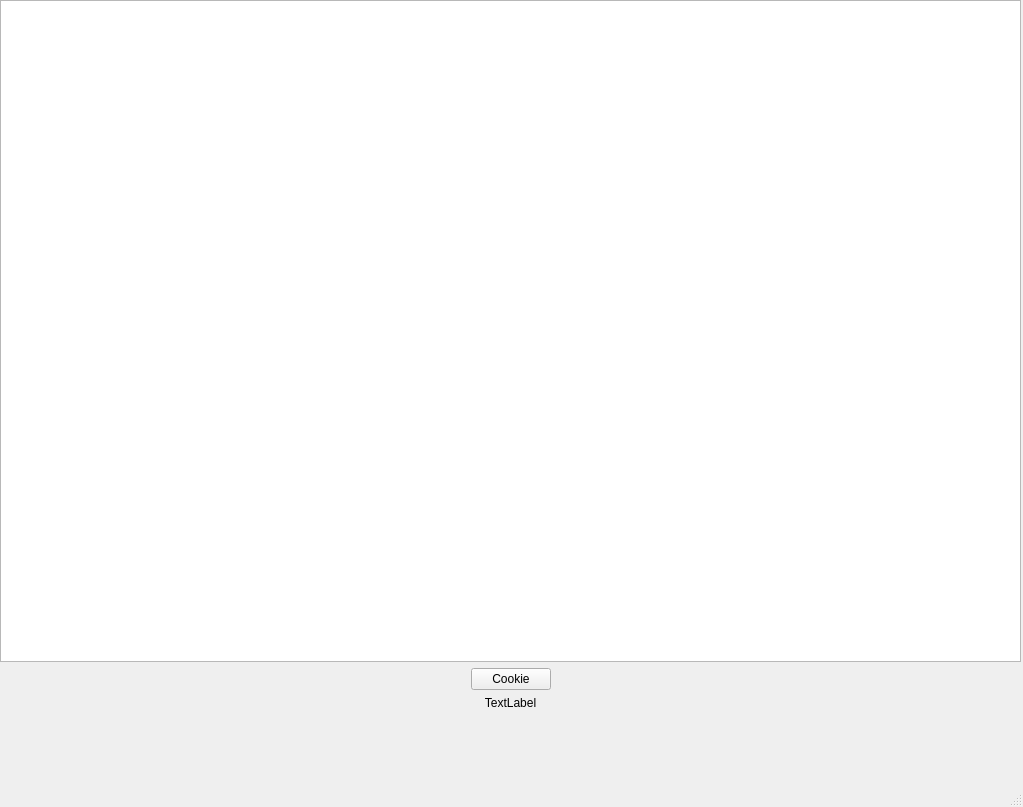
First picture: the form in CookieClicker2/market.ui, repository SimonBach1/QtProject, before the edit.
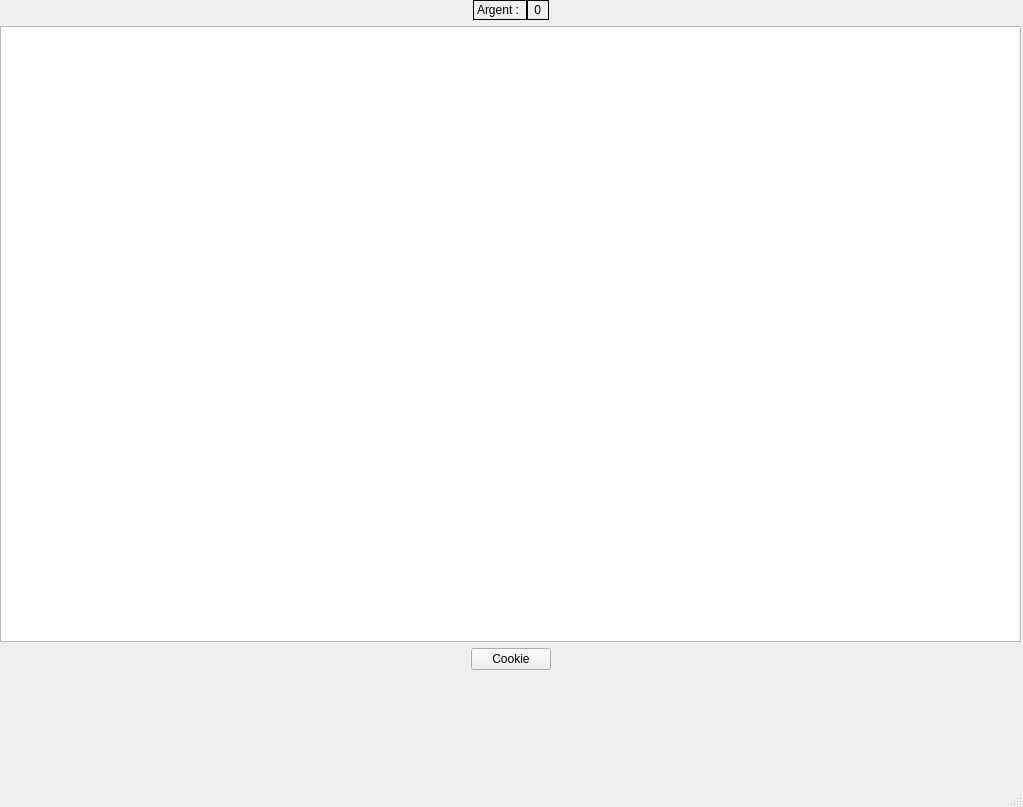
Second picture: the form after the edit.

Diff of the .ui file:
```diff
--- a/CookieClicker2/market.ui
+++ b/CookieClicker2/market.ui
@@ -30,6 +30,80 @@
      <property name="bottomMargin">
       <number>1</number>
      </property>
+     <item>
+      <layout class="QHBoxLayout" name="display_money">
+       <property name="spacing">
+        <number>0</number>
+       </property>
+       <property name="sizeConstraint">
+        <enum>QLayout::SetMinimumSize</enum>
+       </property>
+       <property name="bottomMargin">
+        <number>0</number>
+       </property>
+       <item>
+        <spacer name="horizontalSpacer_6">
+         <property name="orientation">
+          <enum>Qt::Horizontal</enum>
+         </property>
+         <property name="sizeHint" stdset="0">
+          <size>
+           <width>40</width>
+           <height>20</height>
+          </size>
+         </property>
+        </spacer>
+       </item>
+       <item>
+        <widget class="QLabel" name="label">
+         <property name="maximumSize">
+          <size>
+           <width>500</width>
+           <height>500</height>
+          </size>
+         </property>
+         <property name="frameShape">
+          <enum>QFrame::Panel</enum>
+         </property>
+         <property name="text">
+          <string>Argent : </string>
+         </property>
+        </widget>
+       </item>
+       <item>
+        <widget class="QLabel" name="money">
+         <property name="maximumSize">
+          <size>
+           <width>500</width>
+           <height>500</height>
+          </size>
+         </property>
+         <property name="frameShape">
+          <enum>QFrame::Panel</enum>
+         </property>
+         <property name="text">
+          <string> 0 </string>
+         </property>
+        </widget>
+       </item>
+       <item>
+        <spacer name="horizontalSpacer_3">
+         <property name="orientation">
+          <enum>Qt::Horizontal</enum>
+         </property>
+         <property name="sizeType">
+          <enum>QSizePolicy::Expanding</enum>
+         </property>
+         <property name="sizeHint" stdset="0">
+          <size>
+           <width>40</width>
+           <height>20</height>
+          </size>
+         </property>
+        </spacer>
+       </item>
+      </layout>
+     </item>
      <item>
       <widget class="QListView" name="listView"/>
      </item>
@@ -73,16 +147,6 @@
      <item>
       <layout class="QHBoxLayout" name="horizontalLayout_2"/>
      </item>
-     <item>
-      <widget class="QLabel" name="argent">
-       <property name="text">
-        <string>TextLabel</string>
-       </property>
-       <property name="alignment">
-        <set>Qt::AlignCenter</set>
-       </property>
-      </widget>
-     </item>
      <item>
       <spacer name="verticalSpacer">
        <property name="orientation">
@@ -94,7 +158,7 @@
        <property name="sizeHint" stdset="0">
         <size>
          <width>20</width>
-         <height>40</height>
+         <height>80</height>
         </size>
        </property>
       </spacer>
```
